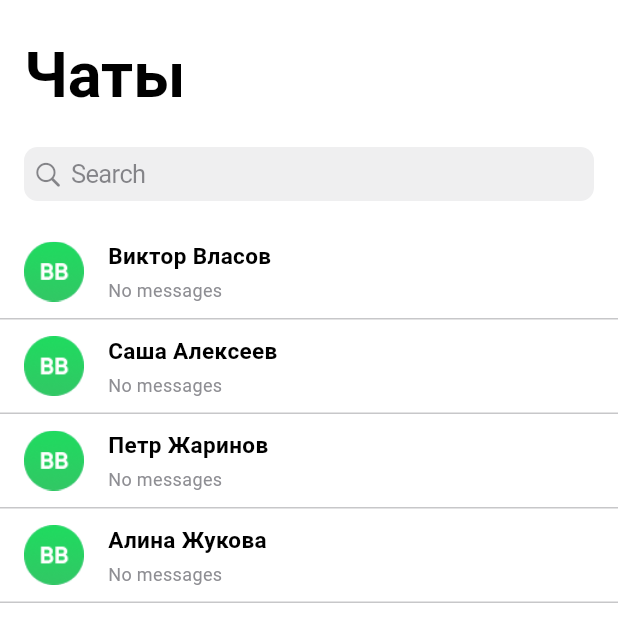
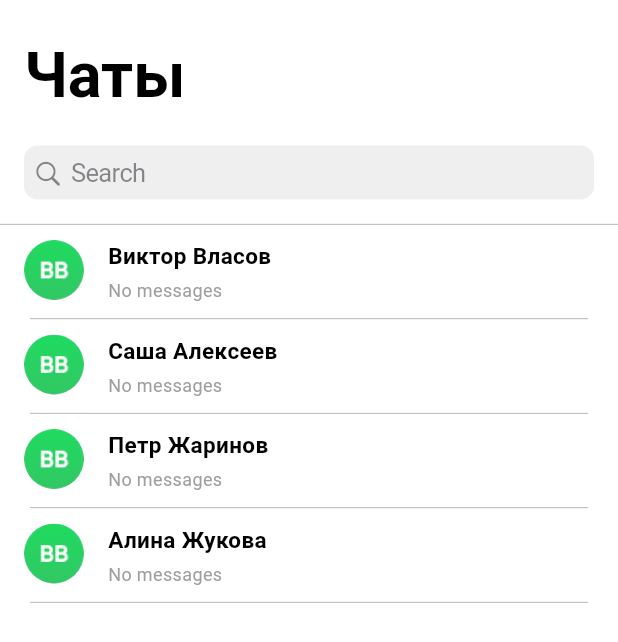
Before and after one commit to yerassyl004/FlutterChat, a Flutter app: the screen it shows after launch, on a phone screen of 412 x 824 dp. Shown: the top 642 px of the screen. Run offline on Flutter 3.47's test engine with Material 3 defaults, Android fonts, the phone set to English and light mode, and no system bars; our stand-ins replace file_picker, flutter_secure_storage.

Commit message:
list separator design

```diff
--- a/lib/src/core/ui/main_list/widgets/header_widget.dart
+++ b/lib/src/core/ui/main_list/widgets/header_widget.dart
@@ -28,7 +28,7 @@ class HeaderWidget extends StatelessWidget {
             style: const TextStyle(
               fontSize: 28.0,
               fontWeight: FontWeight.bold,
-                color: Colors.black
+              color: Colors.black,
             ),
           ),
         ),
@@ -36,13 +36,22 @@ class HeaderWidget extends StatelessWidget {
       backgroundColor: Colors.white,
       bottom: PreferredSize(
         preferredSize: const Size.fromHeight(60.0),
-        child: Padding(
+        child: Column(
+          children: [
+            Padding(
               padding: const EdgeInsets.all(16.0),
               child: CupertinoSearchTextField(
                 onChanged: onSearchChanged,
                 onSubmitted: onSearchSubmitted,
               ),
             ),
+            const Divider(
+              height: 1,
+              thickness: 0.5,
+              color: Colors.grey,
+            ),
+          ],
+        ),
       ),
     );
   }
--- a/lib/src/core/ui/main_list/widgets/list_item.dart
+++ b/lib/src/core/ui/main_list/widgets/list_item.dart
@@ -1,4 +1,3 @@
-import 'package:flutter/cupertino.dart';
 import 'package:flutter/material.dart';
 import 'package:intl/intl.dart';
 import '../../../models/user/user.dart';
@@ -10,7 +9,10 @@ class ListItem extends StatelessWidget {
   final User receiver;
   final Message? lastMessage;
 
-  const ListItem({super.key, required this.user, required this.receiver, this.lastMessage});
+  const ListItem({super.key,
+    required this.user,
+    required this.receiver,
+    this.lastMessage});
 
   @override
   Widget build(BuildContext context) {
@@ -23,24 +25,22 @@ class ListItem extends StatelessWidget {
           ),
         );
       },
-      child: Container(
-        padding: const EdgeInsets.symmetric(vertical: 10.0, horizontal: 16.0),
-        decoration: const BoxDecoration(
-          border: Border(
-            bottom: BorderSide(color: CupertinoColors.separator),
-          ),
-        ),
+      child: Column(
+        children: [
+          Padding(
+            padding: const EdgeInsets.symmetric(
+                vertical: 10.0,
+                horizontal: 16.0),
             child: Row(
+              crossAxisAlignment: CrossAxisAlignment.start,
               children: [
-            CircleAvatar(
-              child: Image.asset(
-                'assets/images/profile.png',
-                width: 300,
-                fit: BoxFit.cover,
-              ),
+                const CircleAvatar(
+                  radius: 20,
+                  backgroundImage: AssetImage('assets/images/profile.png'),
                 ),
                 const SizedBox(width: 16),
-            Column(
+                Expanded(
+                  child: Column(
                     crossAxisAlignment: CrossAxisAlignment.start,
                     children: [
                       Text(
@@ -48,26 +48,30 @@ class ListItem extends StatelessWidget {
                         style: const TextStyle(
                           fontSize: 15,
                           fontWeight: FontWeight.bold,
-                    color: CupertinoColors.black,
+                          color: Colors.black,
                         ),
                       ),
                       const SizedBox(height: 4),
-                lastMessage != null && lastMessage!.senderId == user.id ?
-                Row(
+                      lastMessage != null && lastMessage!.senderId == user.id
+                          ? Row(
                         children: [
                           const Text(
                             'Вы:',
                             style: TextStyle(
                               fontSize: 12,
-                        color: CupertinoColors.black,
+                              color: Colors.black,
                             ),
                           ),
                           const SizedBox(width: 4),
-                    Text(
-                      lastMessage != null ? lastMessage!.text : 'No messages',
+                          Expanded(
+                            child: Text(
+                              lastMessage!.text,
                               style: const TextStyle(
                                 fontSize: 12,
-                        color: CupertinoColors.systemGrey,
+                                color: Colors.grey,
+                              ),
+                              overflow: TextOverflow.ellipsis,
+                              maxLines: 1,
                             ),
                           ),
                         ],
@@ -76,24 +80,35 @@ class ListItem extends StatelessWidget {
                         lastMessage != null ? lastMessage!.text : 'No messages',
                         style: const TextStyle(
                           fontSize: 12,
-                    color: CupertinoColors.systemGrey,
+                          color: Colors.grey,
                         ),
+                        overflow: TextOverflow.ellipsis,
+                        maxLines: 1,
                       ),
                     ],
                   ),
-            const Spacer(),
+                ),
+                const SizedBox(width: 8),
                 Text(
-              lastMessage != null
-                  ? DateFormat('hh:mm').format(lastMessage!.timestamp)
-                  : '',
+                  lastMessage != null ? DateFormat('HH:mm').format(lastMessage!.timestamp) : '',
                   style: const TextStyle(
                     fontSize: 14,
-                color: CupertinoColors.systemGrey,
+                    color: Colors.grey,
                   ),
                 ),
               ],
             ),
           ),
+          const Padding(
+            padding: EdgeInsets.symmetric(horizontal: 20),
+            child: Divider(
+              height: 1,
+              thickness: 0.5,
+              color: Colors.grey,
+            ),
+          ),
+        ],
+      ),
     );
   }
 }
```
Lines whose indentation alone changed are shown as unchanged.
